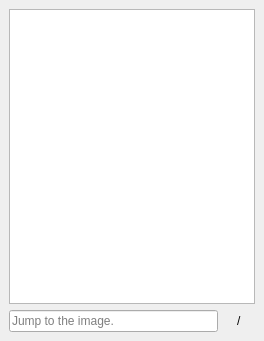
Above: ISAT/ui/file_dock.ui from yatengLG/ISAT_with_segment_anything before the change. Below: the same form after it.
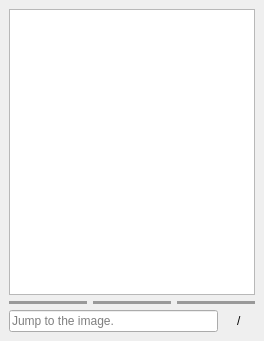
That is the form after the change.

The edit to the form file:
```diff
--- a/ISAT/ui/file_dock.ui
+++ b/ISAT/ui/file_dock.ui
@@ -32,6 +32,96 @@
    <item>
     <widget class="QListWidget" name="listWidget"/>
    </item>
+   <item>
+    <widget class="QWidget" name="widget_state" native="true">
+     <layout class="QHBoxLayout" name="horizontalLayout_2">
+      <property name="leftMargin">
+       <number>0</number>
+      </property>
+      <property name="topMargin">
+       <number>0</number>
+      </property>
+      <property name="rightMargin">
+       <number>0</number>
+      </property>
+      <property name="bottomMargin">
+       <number>0</number>
+      </property>
+      <item>
+       <widget class="QLabel" name="label_prev_state">
+        <property name="maximumSize">
+         <size>
+          <width>16777215</width>
+          <height>3</height>
+         </size>
+        </property>
+        <property name="statusTip">
+         <string>Prev image SAM state</string>
+        </property>
+        <property name="whatsThis">
+         <string>Prev image SAM state.</string>
+        </property>
+        <property name="styleSheet">
+         <string notr="true">background-color: rgb(153, 153, 153);</string>
+        </property>
+        <property name="text">
+         <string/>
+        </property>
+       </widget>
+      </item>
+      <item>
+       <widget class="QLabel" name="label_current_state">
+        <property name="maximumSize">
+         <size>
+          <width>16777215</width>
+          <height>3</height>
+         </size>
+        </property>
+        <property name="statusTip">
+         <string>Current image SAM state</string>
+        </property>
+        <property name="whatsThis">
+         <string>Current image SAM state.</string>
+        </property>
+        <property name="styleSheet">
+         <string notr="true">background-color: rgb(153, 153, 153);</string>
+        </property>
+        <property name="text">
+         <string/>
+        </property>
+       </widget>
+      </item>
+      <item>
+       <widget class="QLabel" name="label_next_state">
+        <property name="minimumSize">
+         <size>
+          <width>50</width>
+          <height>0</height>
+         </size>
+        </property>
+        <property name="maximumSize">
+         <size>
+          <width>16777215</width>
+          <height>3</height>
+         </size>
+        </property>
+        <property name="statusTip">
+         <string>Next image SAM state</string>
+        </property>
+        <property name="whatsThis">
+         <string>Next image SAM state.</string>
+        </property>
+        <property name="styleSheet">
+         <string notr="true">background-color: rgb(153, 153, 153);</string>
+        </property>
+        <property name="text">
+         <string/>
+        </property>
+       </widget>
+      </item>
+     </layout>
+    </widget>
+   </item>
    <item>
     <widget class="QWidget" name="widget_num" native="true">
      <layout class="QHBoxLayout" name="horizontalLayout">
```
